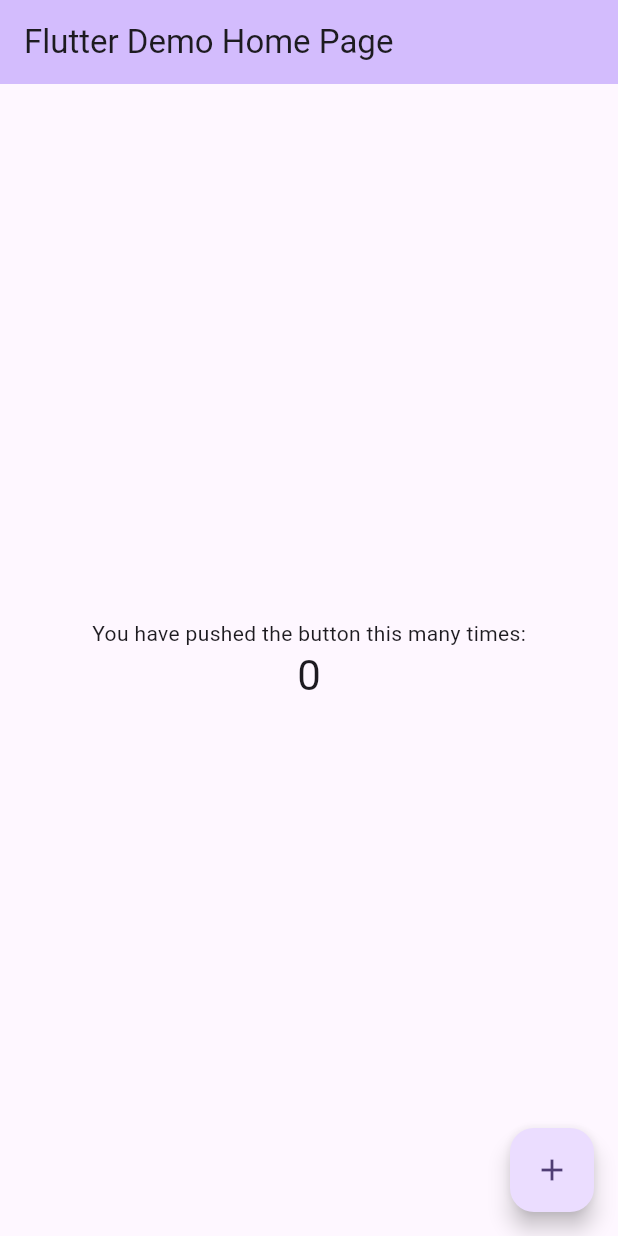
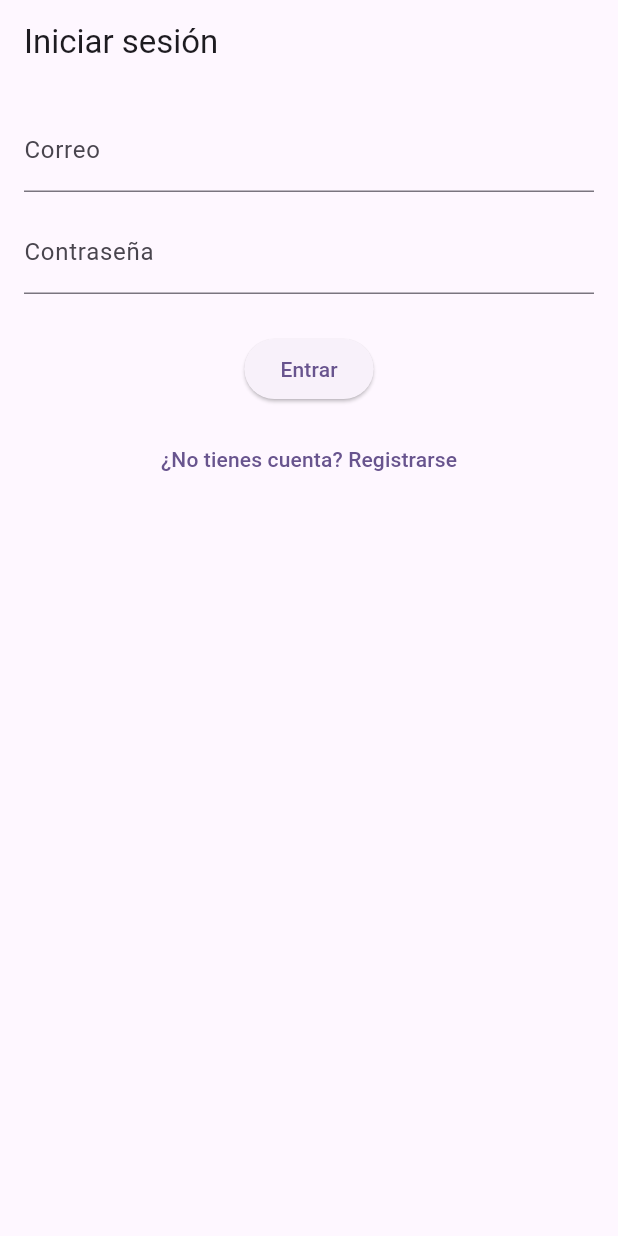
Before and after one commit to yei5/match_track, a Flutter app: the screen it shows after launch, on a phone screen of 412 x 824 dp. Run offline on Flutter 3.47's test engine with Material 3 defaults, Android fonts, the phone set to English and light mode, and no system bars; our stand-ins replace supabase_flutter; accounts and stored records are empty.

Commit message:
feat(login): login funcional con Supabase

```diff
--- /dev/null
+++ b/lib/core/supabase_client.dart
@@ -0,0 +1,3 @@
+import 'package:supabase_flutter/supabase_flutter.dart';
+
+SupabaseClient supabaseClient() => Supabase.instance.client;
--- /dev/null
+++ b/lib/features/auth/domain/repository/auth_repository.dart
@@ -0,0 +1,9 @@
+import 'package:supabase_flutter/supabase_flutter.dart';
+
+abstract class AuthRepository {
+  /// Devuelve el User en caso de éxito, lanza Exception en caso de error
+  Future<User?> signIn(String email, String password);
+  Future<User?> signUp(String email, String password);
+  Future<void> signOut();
+  User? currentUser();
+}
--- /dev/null
+++ b/lib/features/auth/ui/screens/login_screen.dart
@@ -0,0 +1,104 @@
+import 'package:flutter/material.dart';
+import '../../data/repository/auth_repository_impl.dart';
+
+class LoginScreen extends StatefulWidget {
+  const LoginScreen({super.key});
+  @override
+  State<LoginScreen> createState() => _LoginScreenState();
+}
+
+class _LoginScreenState extends State<LoginScreen> {
+  final _emailCtrl = TextEditingController();
+  final _passCtrl = TextEditingController();
+  final _repo = AuthRepositoryImpl();
+
+  bool _loading = false;
+  String? _error;
+
+  Future<void> _doLogin() async {
+    setState(() {
+      _loading = true;
+      _error = null;
+    });
+    try {
+      final user = await _repo.signIn(_emailCtrl.text.trim(), _passCtrl.text);
+
+      if (user != null) {
+        if (!mounted) return;
+        Navigator.of(context).pushReplacement(
+          MaterialPageRoute(builder: (_) => const _HomeAfterLogin()),
+        );
+      } else {
+        setState(() {
+          _error = 'Error desconocido';
+        });
+      }
+    } catch (e) {
+      setState(() {
+        _error = e.toString().replaceFirst('Exception: ', '');
+      });
+    } finally {
+      setState(() {
+        _loading = false;
+      });
+    }
+  }
+
+  @override
+  void dispose() {
+    _emailCtrl.dispose();
+    _passCtrl.dispose();
+    super.dispose();
+  }
+
+  @override
+  Widget build(BuildContext context) {
+    return Scaffold(
+      appBar: AppBar(title: const Text('Iniciar sesión')),
+      body: Padding(
+        padding: const EdgeInsets.all(16.0),
+        child: Column(
+          children: [
+            TextField(
+              controller: _emailCtrl,
+              keyboardType: TextInputType.emailAddress,
+              decoration: const InputDecoration(labelText: 'Correo'),
+            ),
+            const SizedBox(height: 12),
+            TextField(
+              controller: _passCtrl,
+              obscureText: true,
+              decoration: const InputDecoration(labelText: 'Contraseña'),
+            ),
+            const SizedBox(height: 20),
+            if (_error != null)
+              Text(_error!, style: const TextStyle(color: Colors.red)),
+            const SizedBox(height: 6),
+            ElevatedButton(
+              onPressed: _loading ? null : _doLogin,
+              child: _loading
+                  ? const CircularProgressIndicator()
+                  : const Text('Entrar'),
+            ),
+            const SizedBox(height: 12),
+            TextButton(
+              onPressed: () {},
+              child: const Text('¿No tienes cuenta? Registrarse'),
+            ),
+          ],
+        ),
+      ),
+    );
+  }
+}
+
+class _HomeAfterLogin extends StatelessWidget {
+  const _HomeAfterLogin({super.key});
+  @override
+  Widget build(BuildContext context) {
+    return Scaffold(
+      appBar: AppBar(title: const Text('MatchTrack - Home')),
+      body: const Center(child: Text('Has iniciado sesión correctamente')),
+    );
+  }
+}
--- a/lib/main.dart
+++ b/lib/main.dart
@@ -1,122 +1,29 @@
 import 'package:flutter/material.dart';
+import 'package:supabase_flutter/supabase_flutter.dart';
+import 'features/auth/ui/screens/login_screen.dart';
 
-void main() {
+Future<void> main() async {
+  WidgetsFlutterBinding.ensureInitialized();
+
+  await Supabase.initialize(
+    url: 'https://hxwhndtlhnkbxnjbrpud.supabase.co',
+    anonKey: 'sb_publishable_CScb8w6Oxzp1Dweg5OkX9g_bJS9tylZ',
+  );
+
   runApp(const MyApp());
 }
 
 class MyApp extends StatelessWidget {
   const MyApp({super.key});
 
-  // This widget is the root of your application.
   @override
   Widget build(BuildContext context) {
     return MaterialApp(
-      title: 'Flutter Demo',
-      theme: ThemeData(
-        // This is the theme of your application.
-        //
-        // TRY THIS: Try running your application with "flutter run". You'll see
-        // the application has a purple toolbar. Then, without quitting the app,
-        // try changing the seedColor in the colorScheme below to Colors.green
-        // and then invoke "hot reload" (save your changes or press the "hot
-        // reload" button in a Flutter-supported IDE, or press "r" if you used
-        // the command line to start the app).
-        //
-        // Notice that the counter didn't reset back to zero; the application
-        // state is not lost during the reload. To reset the state, use hot
-        // restart instead.
-        //
-        // This works for code too, not just values: Most code changes can be
-        // tested with just a hot reload.
+      title: 'MatchTrack',
+      theme: ThemeData.from(
         colorScheme: ColorScheme.fromSeed(seedColor: Colors.deepPurple),
       ),
-      home: const MyHomePage(title: 'Flutter Demo Home Page'),
+      home: const LoginScreen(),
     );
   }
 }
-
-class MyHomePage extends StatefulWidget {
-  const MyHomePage({super.key, required this.title});
-
-  // This widget is the home page of your application. It is stateful, meaning
-  // that it has a State object (defined below) that contains fields that affect
-  // how it looks.
-
-  // This class is the configuration for the state. It holds the values (in this
-  // case the title) provided by the parent (in this case the App widget) and
-  // used by the build method of the State. Fields in a Widget subclass are
-  // always marked "final".
-
-  final String title;
-
-  @override
-  State<MyHomePage> createState() => _MyHomePageState();
-}
-
-class _MyHomePageState extends State<MyHomePage> {
-  int _counter = 0;
-
-  void _incrementCounter() {
-    setState(() {
-      // This call to setState tells the Flutter framework that something has
-      // changed in this State, which causes it to rerun the build method below
-      // so that the display can reflect the updated values. If we changed
-      // _counter without calling setState(), then the build method would not be
-      // called again, and so nothing would appear to happen.
-      _counter++;
-    });
-  }
-
-  @override
-  Widget build(BuildContext context) {
-    // This method is rerun every time setState is called, for instance as done
-    // by the _incrementCounter method above.
-    //
-    // The Flutter framework has been optimized to make rerunning build methods
-    // fast, so that you can just rebuild anything that needs updating rather
-    // than having to individually change instances of widgets.
-    return Scaffold(
-      appBar: AppBar(
-        // TRY THIS: Try changing the color here to a specific color (to
-        // Colors.amber, perhaps?) and trigger a hot reload to see the AppBar
-        // change color while the other colors stay the same.
-        backgroundColor: Theme.of(context).colorScheme.inversePrimary,
-        // Here we take the value from the MyHomePage object that was created by
-        // the App.build method, and use it to set our appbar title.
-        title: Text(widget.title),
-      ),
-      body: Center(
-        // Center is a layout widget. It takes a single child and positions it
-        // in the middle of the parent.
-        child: Column(
-          // Column is also a layout widget. It takes a list of children and
-          // arranges them vertically. By default, it sizes itself to fit its
-          // children horizontally, and tries to be as tall as its parent.
-          //
-          // Column has various properties to control how it sizes itself and
-          // how it positions its children. Here we use mainAxisAlignment to
-          // center the children vertically; the main axis here is the vertical
-          // axis because Columns are vertical (the cross axis would be
-          // horizontal).
-          //
-          // TRY THIS: Invoke "debug painting" (choose the "Toggle Debug Paint"
-          // action in the IDE, or press "p" in the console), to see the
-          // wireframe for each widget.
-          mainAxisAlignment: MainAxisAlignment.center,
-          children: <Widget>[
-            const Text('You have pushed the button this many times:'),
-            Text(
-              '$_counter',
-              style: Theme.of(context).textTheme.headlineMedium,
-            ),
-          ],
-        ),
-      ),
-      floatingActionButton: FloatingActionButton(
-        onPressed: _incrementCounter,
-        tooltip: 'Increment',
-        child: const Icon(Icons.add),
-      ), // This trailing comma makes auto-formatting nicer for build methods.
-    );
-  }
-}
```
Also changed, not shown: lib/features/auth/data/repository/auth_repository_impl.dart (added, +40 -0 lines), lib/features/auth/domain/usecases/login_user.dart (added, +11 -0 lines), 1 other file.
